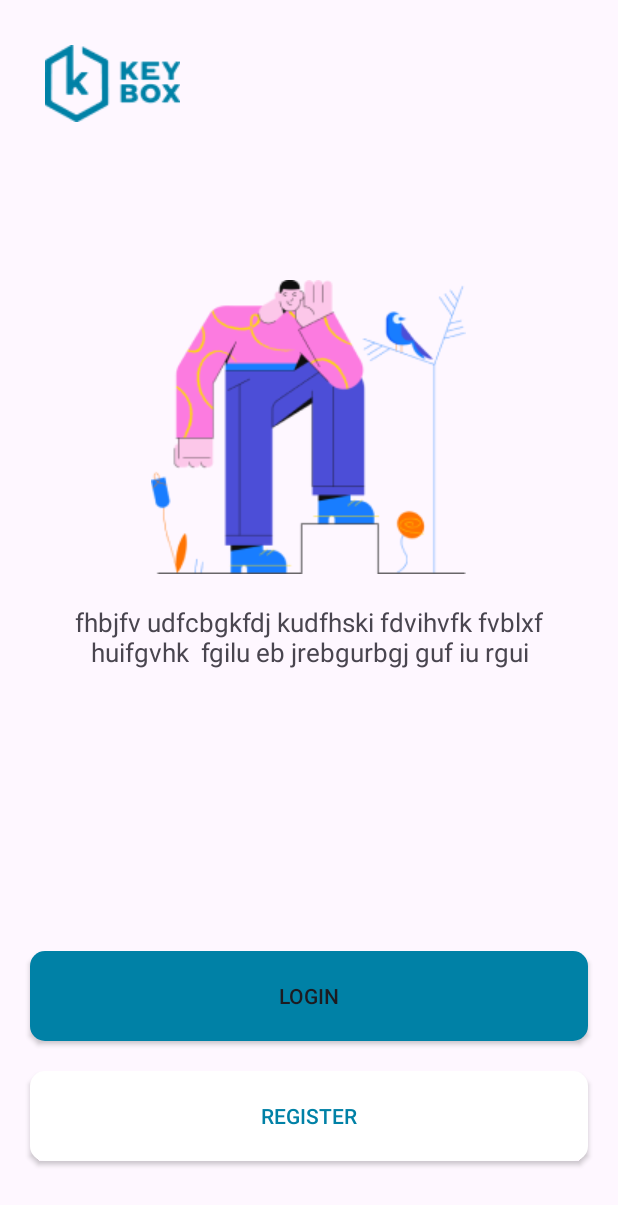
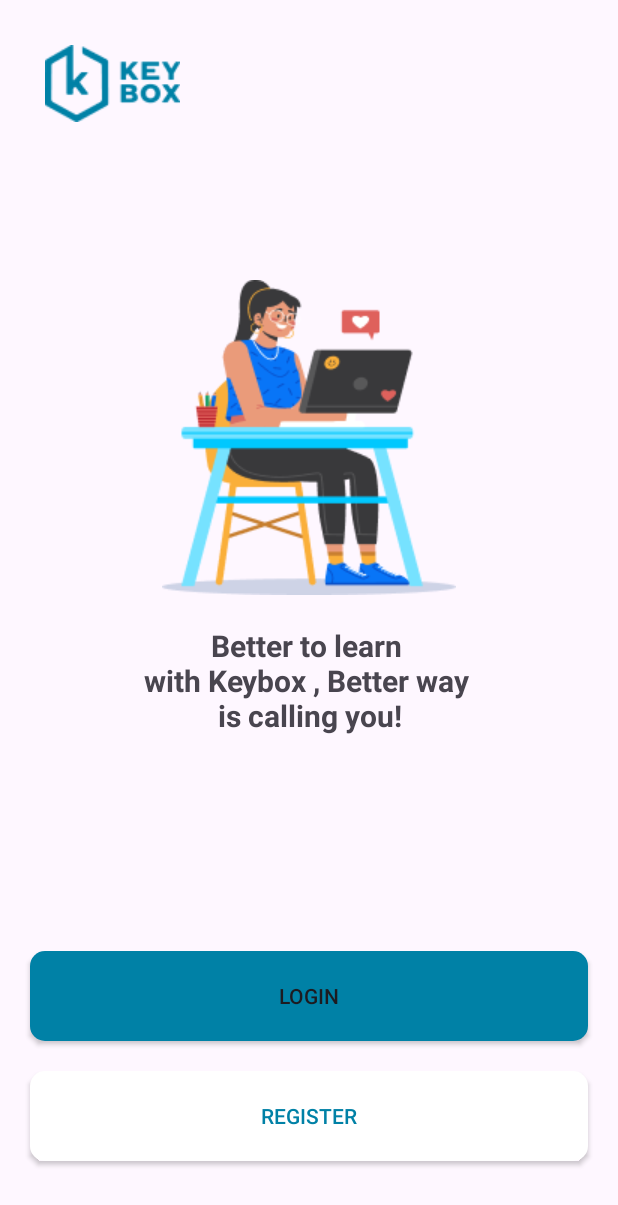
Before and after one commit to TameurMerad/junctionHack, an Android app: the screen it shows after launch (registrations), on a phone screen of 412 x 824 dp. Shown: the top 1205 px of the screen. Run offline under Robolectric (Android 15) with nearby library versions, the phone set to English and light mode, and no system bars.

Commit message:
added screens

```diff
--- a/junctionHack/app/src/main/res/layout/fragment_on_boardingfrag.xml
+++ b/junctionHack/app/src/main/res/layout/fragment_on_boardingfrag.xml
@@ -21,15 +21,17 @@
             android:layout_height="wrap_content"
             android:layout_gravity="center"
             android:layout_marginTop="65dp"
-            android:src="@drawable/biggy" />
+            android:src="@drawable/study" />
 
         <TextView
             android:layout_width="wrap_content"
             android:layout_height="wrap_content"
             android:layout_margin="20dp"
-            android:text="fhbjfv udfcbgkfdj kudfhski fdvihvfk fvblxf  huifgvhk  fgilu eb jrebgurbgj guf iu rgui"
+            android:text="Better to learn \nwith Keybox , Better way \nis calling you!"
             android:textAlignment="center"
-            android:textSize="17sp" />
+            android:layout_gravity="center"
+            android:textStyle="bold"
+            android:textSize="20sp" />
 
 
     </LinearLayout>
```
Also changed, not shown: junctionHack/app/src/main/res/drawable/study.png (added).
